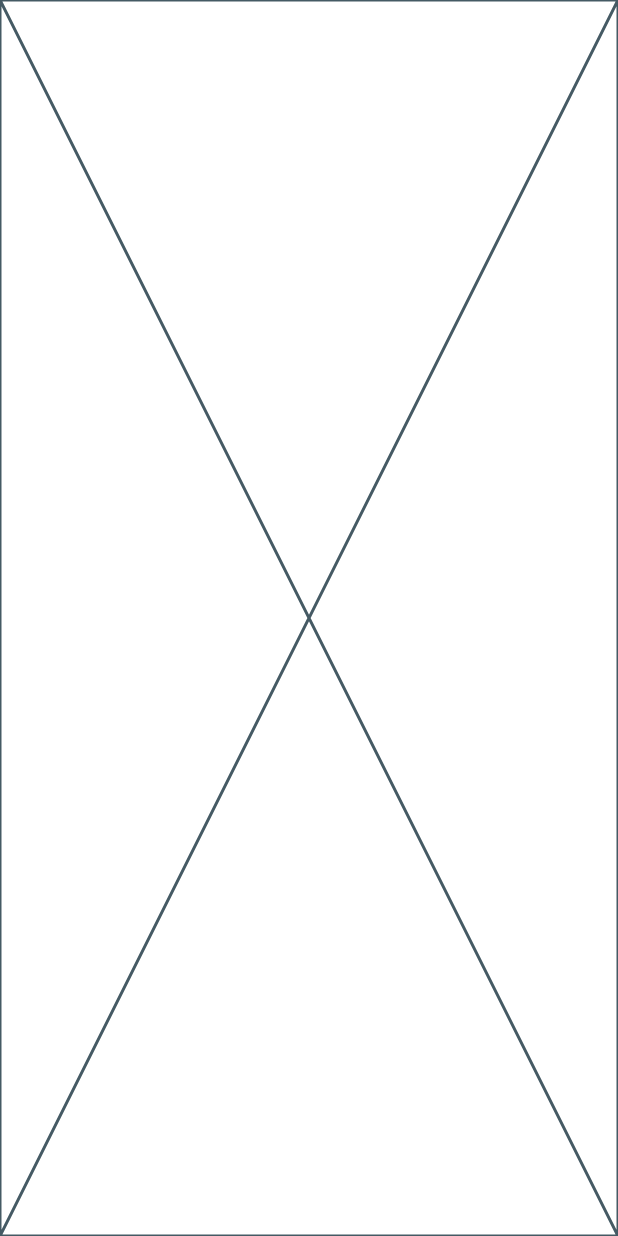
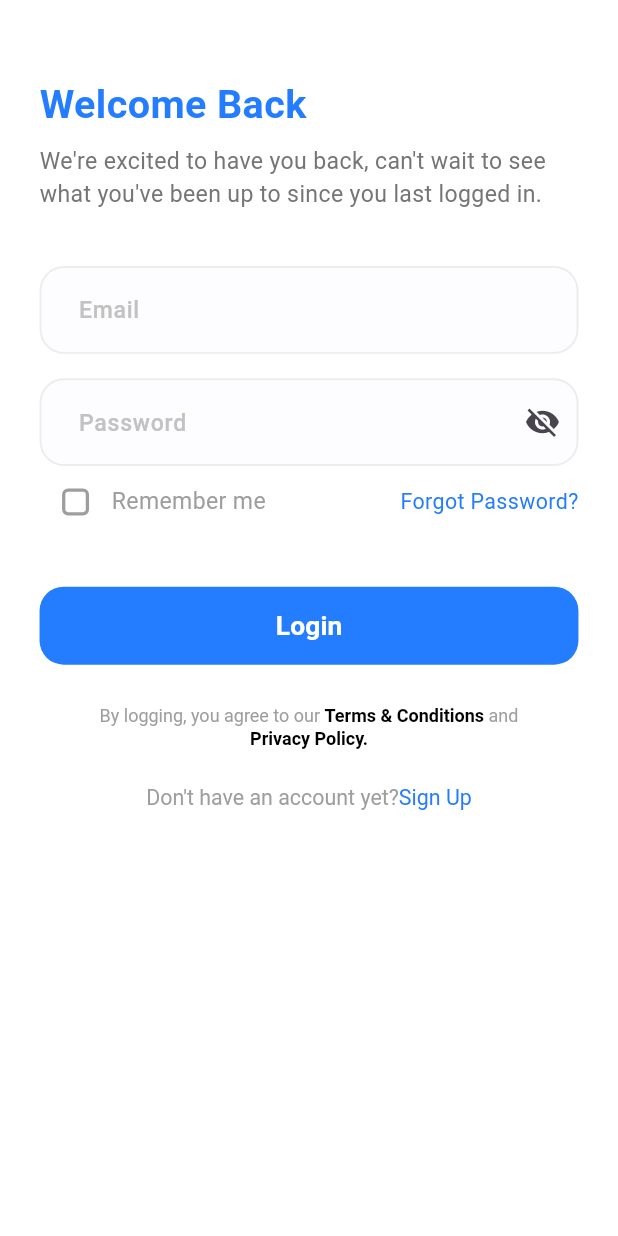
Before and after one commit to YousefAkram1/docdoc_app, a Flutter app: the screen it shows after launch, after a tap on "Get Started", on a phone screen of 412 x 824 dp. Run offline on Flutter 3.47's test engine with Material 3 defaults, Android fonts, the phone set to English and light mode, and no system bars; our stand-ins replace flutter_screenutil, flutter_svg.

Commit message:
-add font style helper -add spacer helper -add some colors and text styles -add generic text form field and text button -design login screen -add two widgets for last text in screen

```diff
--- /dev/null
+++ b/lib/core/constants/style/font_weight_helper.dart
@@ -0,0 +1,12 @@
+import 'package:flutter/material.dart';
+
+class FontWeightHelper {
+  static const FontWeight thin = FontWeight.w100;
+  static const FontWeight extraLight = FontWeight.w200;
+  static const FontWeight light = FontWeight.w300;
+  static const FontWeight regular = FontWeight.w400;
+  static const FontWeight medium = FontWeight.w500;
+  static const FontWeight semiBold = FontWeight.w600;
+  static const FontWeight bold = FontWeight.w700;
+  static const FontWeight extraBold = FontWeight.w800;
+}
--- a/lib/core/constants/style/text_styles.dart
+++ b/lib/core/constants/style/text_styles.dart
@@ -1,26 +1,53 @@
+import 'package:docdoc_app/core/constants/style/font_weight_helper.dart';
 import 'package:docdoc_app/core/constants/values/app_colors.dart';
 import 'package:flutter/material.dart';
 import 'package:flutter/widgets.dart';
+import 'package:flutter_screenutil/flutter_screenutil.dart';
 
 abstract class TextStyles {
   static TextStyle font24BoldBlack = TextStyle(
-    fontSize: 24,
+    fontSize: 24.sp,
     fontWeight: FontWeight.bold,
     color: Colors.black,
   );
-  static TextStyle font32BoldBlue = TextStyle(
-    fontSize: 32,
+  static TextStyle font24BoldBlue = TextStyle(
+    fontSize: 24.sp,
     fontWeight: FontWeight.bold,
     color: AppColors.primaryBlue,
   );
-  static TextStyle font13Weight400Gray = TextStyle(
-    fontSize: 13,
-    fontWeight: FontWeight.w400,
+  static TextStyle font32BoldBlue = TextStyle(
+    fontSize: 32.sp,
+    fontWeight: FontWeight.bold,
+    color: AppColors.primaryBlue,
+  );
+  static TextStyle font13RegularGray = TextStyle(
+    fontSize: 13.sp,
+    fontWeight: FontWeightHelper.regular,
     color: AppColors.gray,
   );
-  static TextStyle font16Weight600White = TextStyle(
-    fontSize: 16,
-    fontWeight: FontWeight.w600,
+  static TextStyle font13RegularBlue = TextStyle(
+    fontSize: 13.sp,
+    fontWeight: FontWeightHelper.regular,
+    color: AppColors.primaryBlue,
+  );
+  static TextStyle font14RegularGray = TextStyle(
+    fontSize: 14.sp,
+    fontWeight: FontWeightHelper.regular,
+    color: AppColors.gray,
+  );
+  static TextStyle font14RegularlessLightGray = TextStyle(
+    fontSize: 14.sp,
+    fontWeight: FontWeightHelper.regular,
+    color: AppColors.lessLightGray,
+  );
+  static TextStyle font14MediumLightGray = TextStyle(
+    fontSize: 14.sp,
+    fontWeight: FontWeightHelper.medium,
+    color: AppColors.lightGray,
+  );
+  static TextStyle font16SemiBoldWhite = TextStyle(
+    fontSize: 16.sp,
+    fontWeight: FontWeightHelper.semiBold,
     color: Colors.white,
   );
 }
--- a/lib/core/constants/values/app_colors.dart
+++ b/lib/core/constants/values/app_colors.dart
@@ -3,4 +3,9 @@ import 'package:flutter/material.dart';
 abstract class AppColors {
   static Color primaryBlue = Color(0xff247CFF);
   static Color gray = Color(0xff757575);
+  static Color lightGray = Color(0xffC2C2C2);
+  static Color lighterGray = Color(0xffEDEDED);
+
+  static Color moreLighterGray = Color(0xffFDFDFF);
+  static Color lessLightGray = Color(0xff9E9E9E);
 }
--- /dev/null
+++ b/lib/core/helper/spacing_helper.dart
@@ -0,0 +1,5 @@
+import 'package:flutter/material.dart';
+import 'package:flutter_screenutil/flutter_screenutil.dart';
+
+SizedBox verticalSpace(double height) => SizedBox(height: height.h);
+SizedBox horizontalSpace(double width) => SizedBox(width: width.w);
--- /dev/null
+++ b/lib/core/utils/widgets/app_button.dart
@@ -0,0 +1,49 @@
+import 'package:docdoc_app/core/constants/style/text_styles.dart';
+import 'package:docdoc_app/core/constants/values/app_colors.dart';
+import 'package:flutter/material.dart';
+import 'package:flutter_screenutil/flutter_screenutil.dart';
+
+class AppButton extends StatelessWidget {
+  final String buttonText;
+  final TextStyle? buttonTextStyle;
+  final double? raduis;
+  final Color? backgroundColor;
+  final double? width;
+  final double? height;
+  final VoidCallback onPressed;
+  const AppButton({
+    super.key,
+    required this.buttonText,
+    this.buttonTextStyle,
+    this.raduis,
+    this.backgroundColor,
+    this.width,
+    this.height,
+    required this.onPressed,
+  });
+
+  @override
+  Widget build(BuildContext context) {
+    return TextButton(
+      style: ButtonStyle(
+        backgroundColor: WidgetStatePropertyAll(
+          backgroundColor ?? AppColors.primaryBlue,
+        ),
+        minimumSize: WidgetStatePropertyAll(
+          Size(width?.w ?? double.infinity, height?.h ?? 52),
+        ),
+        tapTargetSize: MaterialTapTargetSize.shrinkWrap,
+        shape: WidgetStatePropertyAll(
+          RoundedRectangleBorder(
+            borderRadius: BorderRadiusGeometry.circular(raduis?.r ?? 16),
+          ),
+        ),
+      ),
+      onPressed: onPressed,
+      child: Text(
+        buttonText,
+        style: buttonTextStyle ?? TextStyles.font16SemiBoldWhite,
+      ),
+    );
+  }
+}
--- /dev/null
+++ b/lib/core/utils/widgets/app_text_form_field.dart
@@ -0,0 +1,56 @@
+import 'package:docdoc_app/core/constants/style/text_styles.dart';
+import 'package:docdoc_app/core/constants/values/app_colors.dart';
+import 'package:flutter/material.dart';
+import 'package:flutter_screenutil/flutter_screenutil.dart';
+
+class AppTextFormField extends StatelessWidget {
+  final EdgeInsetsGeometry? contentPading;
+  final InputBorder? enabledBorder;
+  final InputBorder? focusedBorder;
+  final String hintText;
+  final TextStyle? hintStyle;
+  final Widget? suffixIcon;
+  final bool? isObSecure;
+  final Color? backgroundColor;
+  const AppTextFormField({
+    super.key,
+    this.contentPading,
+    this.enabledBorder,
+    this.focusedBorder,
+    required this.hintText,
+    this.hintStyle,
+    this.suffixIcon,
+    this.isObSecure,
+    this.backgroundColor,
+  });
+
+  @override
+  Widget build(BuildContext context) {
+    return TextFormField(
+      decoration: InputDecoration(
+        contentPadding:
+            contentPading ??
+            EdgeInsets.symmetric(horizontal: 20.w, vertical: 17.h),
+        enabledBorder:
+            enabledBorder ??
+            OutlineInputBorder(
+              borderSide: BorderSide(color: AppColors.lighterGray, width: 1.3),
+              borderRadius: BorderRadius.circular(16.r),
+            ),
+        focusedBorder:
+            focusedBorder ??
+            OutlineInputBorder(
+              borderSide: BorderSide(color: AppColors.primaryBlue, width: 1.3),
+              borderRadius: BorderRadius.circular(16.r),
+            ),
+        hintText: hintText,
+        hintStyle: hintStyle ?? TextStyles.font14MediumLightGray,
+        suffixIcon: suffixIcon,
+        fillColor: backgroundColor ?? AppColors.moreLighterGray,
+        filled: true,
+      ),
+
+      obscureText: isObSecure ?? false,
+    );
+  }
+}
--- a/lib/features/auth/presentation/screens/login_screen.dart
+++ b/lib/features/auth/presentation/screens/login_screen.dart
@@ -1,10 +1,112 @@
+import 'package:docdoc_app/core/constants/style/text_styles.dart';
+import 'package:docdoc_app/core/constants/values/app_colors.dart';
+import 'package:docdoc_app/core/helper/spacing_helper.dart';
+import 'package:docdoc_app/core/utils/widgets/app_button.dart';
+import 'package:docdoc_app/core/utils/widgets/app_text_form_field.dart';
+import 'package:docdoc_app/features/auth/presentation/widgets/terms_privacy_text.dart';
+import 'package:docdoc_app/features/auth/presentation/widgets/text_and_tappedText.dart';
 import 'package:flutter/material.dart';
+import 'package:flutter_screenutil/flutter_screenutil.dart';
 
-class LoginScreen extends StatelessWidget {
+class LoginScreen extends StatefulWidget {
   const LoginScreen({super.key});
 
   @override
+  State<LoginScreen> createState() => _LoginScreenState();
+}
+
+class _LoginScreenState extends State<LoginScreen> {
+  final GlobalKey formKey = GlobalKey<FormState>();
+  bool isObSecure = true;
+  bool checkBoxValue = false;
+  @override
   Widget build(BuildContext context) {
-    return const Placeholder();
+    return Scaffold(
+      backgroundColor: Colors.white,
+      body: SafeArea(
+        child: SingleChildScrollView(
+          child: Padding(
+            padding: EdgeInsets.symmetric(horizontal: 24.w, vertical: 50.h),
+            child: Column(
+              crossAxisAlignment: CrossAxisAlignment.start,
+              children: [
+                Text('Welcome Back', style: TextStyles.font24BoldBlue),
+                verticalSpace(8),
+                Text(
+                  'We\'re excited to have you back, can\'t wait to see what you\'ve been up to since you last logged in.',
+                  style: TextStyles.font14RegularGray,
+                ),
+                verticalSpace(36),
+                Form(
+                  key: formKey,
+                  child: Column(
+                    children: [
+                      AppTextFormField(hintText: 'Email'),
+                      verticalSpace(16),
+                      AppTextFormField(
+                        hintText: 'Password',
+                        isObSecure: isObSecure,
+                        suffixIcon: GestureDetector(
+                          onTap: () {
+                            setState(() {
+                              isObSecure = !isObSecure;
+                            });
+                          },
+                          child: Icon(
+                            isObSecure
+                                ? Icons.visibility_off
+                                : Icons.visibility,
+                          ),
+                        ),
+                      ),
+                    ],
+                  ),
+                ),
+                Row(
+                  children: [
+                    Checkbox(
+                      activeColor: AppColors.lessLightGray,
+                      side: BorderSide(
+                        color: AppColors.lessLightGray,
+                        width: 2.w,
+                      ),
+                      shape: RoundedRectangleBorder(
+                        borderRadius: BorderRadiusGeometry.circular(4.r),
+                      ),
+                      value: checkBoxValue,
+                      onChanged: (value) {
+                        setState(() {
+                          checkBoxValue = !checkBoxValue;
+                        });
+                      },
+                    ),
+                    Text(
+                      'Remember me',
+                      style: TextStyles.font14RegularlessLightGray,
+                    ),
+                    Spacer(),
+                    Text(
+                      "Forgot Password?",
+                      style: TextStyles.font13RegularBlue,
+                    ),
+                  ],
+                ),
+                verticalSpace(32),
+                AppButton(buttonText: 'Login', onPressed: () {}),
+                verticalSpace(24),
+                TermsPrivacyText(),
+                verticalSpace(24),
+                TextAndTapedTextComponent(
+                  mainText: "Don't have an account yet?",
+                  pageText: "Sign Up ",
+                  onTap: () {},
+                  textAlign: TextAlign.center,
+                ),
+              ],
+            ),
+          ),
+        ),
+      ),
+    );
   }
 }
--- /dev/null
+++ b/lib/features/auth/presentation/widgets/terms_privacy_text.dart
@@ -0,0 +1,46 @@
+import 'package:docdoc_app/core/constants/values/app_colors.dart';
+import 'package:flutter/material.dart';
+import 'package:flutter_screenutil/flutter_screenutil.dart';
+
+class TermsPrivacyText extends StatelessWidget {
+  const TermsPrivacyText({super.key});
+
+  @override
+  Widget build(BuildContext context) {
+    return Padding(
+      padding: EdgeInsets.symmetric(horizontal: 21.w),
+      child: RichText(
+        textAlign: TextAlign.center,
+        text: TextSpan(
+          style: const TextStyle(fontSize: 12),
+          children: [
+            TextSpan(
+              text: 'By logging, you agree to our ',
+              style: TextStyle(color: AppColors.lessLightGray),
+            ),
+            TextSpan(
+              text: 'Terms & Conditions',
+              style: TextStyle(
+                color: Colors.black,
+                fontWeight: FontWeight.bold,
+              ),
+            ),
+            TextSpan(
+              text: ' and ',
+              style: TextStyle(
+                color: AppColors.lessLightGray,
+              ).copyWith(height: 1.5),
+            ),
+            TextSpan(
+              text: 'Privacy Policy.',
+              style: TextStyle(
+                color: Colors.black,
+                fontWeight: FontWeight.bold,
+              ),
+            ),
+          ],
+        ),
+      ),
+    );
+  }
+}
--- /dev/null
+++ b/lib/features/auth/presentation/widgets/text_and_tappedText.dart
@@ -0,0 +1,47 @@
+import 'package:docdoc_app/core/constants/style/font_weight_helper.dart';
+import 'package:docdoc_app/core/constants/values/app_colors.dart';
+import 'package:flutter/gestures.dart';
+import 'package:flutter/material.dart';
+import 'package:flutter_screenutil/flutter_screenutil.dart';
+
+class TextAndTapedTextComponent extends StatelessWidget {
+  final String mainText;
+  final String pageText;
+  final VoidCallback onTap;
+  final TextAlign textAlign;
+
+  const TextAndTapedTextComponent({
+    super.key,
+    required this.mainText,
+    required this.pageText,
+    required this.onTap,
+    required this.textAlign,
+  });
+
+  @override
+  Widget build(BuildContext context) {
+    return SizedBox(
+      width: double.infinity,
+      child: RichText(
+        textAlign: textAlign,
+        text: TextSpan(
+          style: TextStyle(
+            fontSize: 13.sp,
+            fontWeight: FontWeightHelper.regular,
+          ),
+          children: [
+            TextSpan(
+              text: mainText,
+              style: TextStyle(color: AppColors.lessLightGray),
+            ),
+            TextSpan(
+              text: pageText,
+              style: TextStyle(color: AppColors.primaryBlue),
+              recognizer: TapGestureRecognizer()..onTap = onTap,
+            ),
+          ],
+        ),
+      ),
+    );
+  }
+}
--- a/lib/features/onBoarding/screens/onBoarding_screen.dart
+++ b/lib/features/onBoarding/screens/onBoarding_screen.dart
@@ -24,7 +24,7 @@ class OnboardingScreen extends StatelessWidget {
                   children: [
                     Text(
                       "Manage and schedule all of your medical appointments easily with Docdoc to get a new experience.",
-                      style: TextStyles.font13Weight400Gray,
+                      style: TextStyles.font13RegularGray,
                     ),
                     SizedBox(height: 32.h),
                     GetStartedBtn(),
--- a/lib/features/onBoarding/widgets/get_started_btn.dart
+++ b/lib/features/onBoarding/widgets/get_started_btn.dart
@@ -21,7 +21,7 @@ class GetStartedBtn extends StatelessWidget {
         ),
       ),
       onPressed: () => context.pushNamed(Routes.logIn),
-      child: Text("Get Started", style: TextStyles.font16Weight600White),
+      child: Text("Get Started", style: TextStyles.font16SemiBoldWhite),
     );
   }
 }
```
